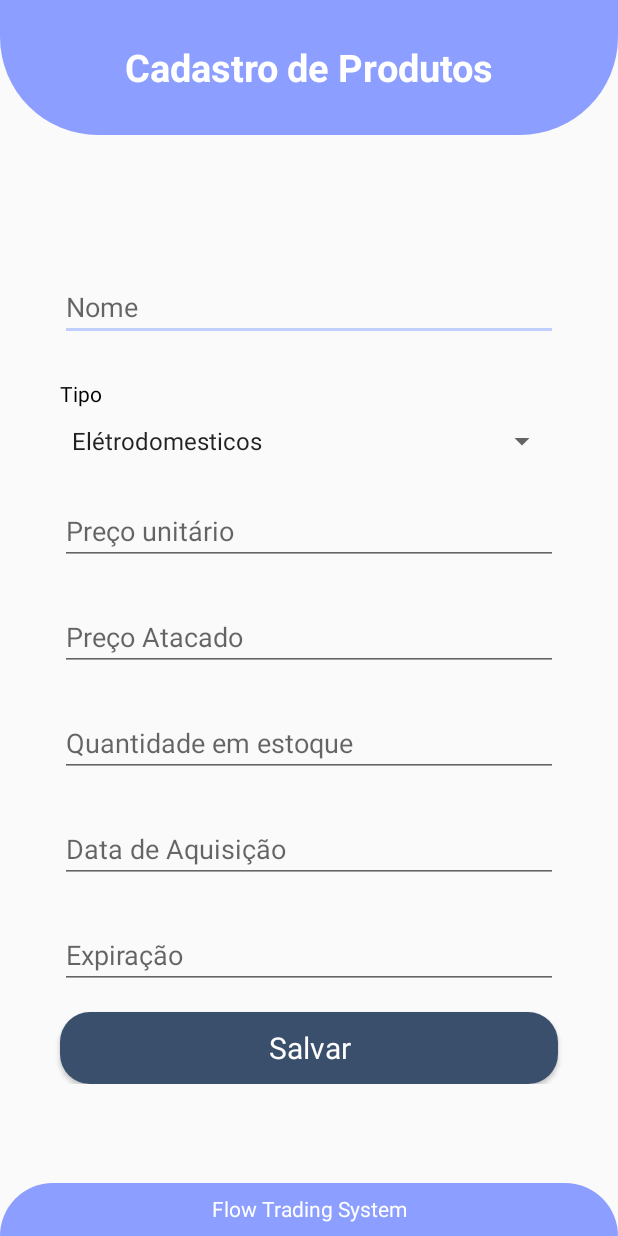
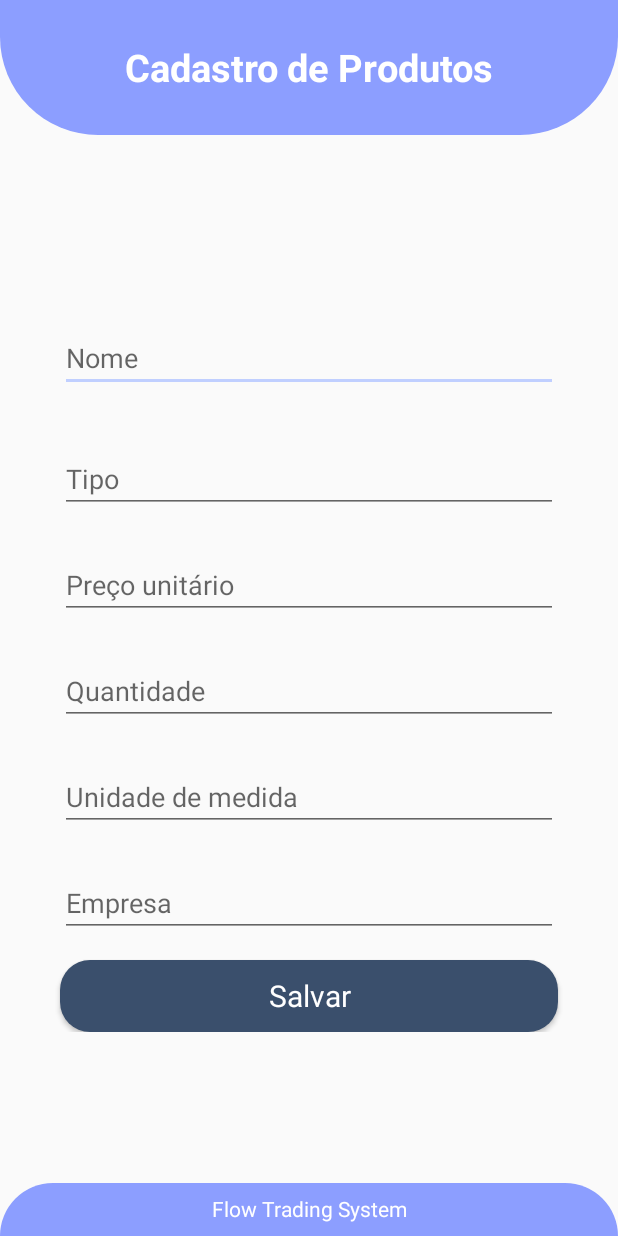
Before and after one commit to lorranasantos/Flow-Trading-System-App, an Android app: the AddNewProductActivity screen opened directly, with no data from a screen before it, on a phone screen of 412 x 824 dp. Run offline under Robolectric (Android 15) with nearby library versions, the phone set to English and light mode, and no system bars.

Commit message:
Novos-arquivos-dev

```diff
--- a/app/src/main/AndroidManifest.xml
+++ b/app/src/main/AndroidManifest.xml
@@ -1,6 +1,8 @@
 <?xml version="1.0" encoding="utf-8"?>
 <manifest xmlns:android="http://schemas.android.com/apk/res/android"
     package="com.example.flowtrandingsystem">
+
+    <uses-permission android:name="android.permission.INTERNET"/>
 
     <application
         android:allowBackup="true"
@@ -9,6 +11,7 @@
         android:debuggable="true"
         android:roundIcon="@mipmap/ic_launcher_round"
         android:supportsRtl="true"
+        android:networkSecurityConfig="@xml/network_security_config"
         android:theme="@style/AppTheme">
         <activity android:name=".gui.SplashActivity">
             <intent-filter>
--- a/app/src/main/java/com/example/flowtrandingsystem/gui/gui/AddNewProductActivity.kt
+++ b/app/src/main/java/com/example/flowtrandingsystem/gui/gui/AddNewProductActivity.kt
@@ -1,14 +1,51 @@
 package com.example.flowtrandingsystem.gui.gui
 
 import android.os.Bundle
+import android.widget.Button
+import android.widget.EditText
 import androidx.appcompat.app.AppCompatActivity
 import com.example.flowtrandingsystem.R
+import com.example.flowtrandingsystem.gui.http.HttpHelper
+import com.example.flowtrandingsystem.gui.model.Produto
+import com.google.gson.Gson
+import org.jetbrains.anko.doAsync
 
 class AddNewProductActivity: AppCompatActivity() {
     override fun onCreate(savedInstanceState: Bundle?) {
         super.onCreate(savedInstanceState)
         setContentView(R.layout.add_products)
+
         supportActionBar!!.hide()
+
+        val buttonGravar = findViewById<Button>(R.id.products_register_button)
+        val editTextNome = findViewById<EditText>(R.id.add_products_name)
+        val editTextQtd = findViewById<EditText>(R.id.add_products_quantity)
+        val editTextCusto = findViewById<EditText>(R.id.add_products_un_price)
+        val editTextUnidade = findViewById<EditText>(R.id.add_products_measurement)
+        val editTextTipo = findViewById<EditText>(R.id.add_products_type)
+        val editTextCompania = findViewById<EditText>(R.id.add_products_companie)
+
+        buttonGravar.setOnClickListener {
+            // Criar um objeto produto
+            val produto = Produto()
+            produto.product_name = editTextNome.text.toString()
+            produto.total_quantity = editTextQtd.text.toString().toInt()
+            produto.cost_per_item = editTextCusto.text.toString().toDouble()
+            produto.unit_of_measurement_id = editTextUnidade.text.toString().toInt()
+            produto.product_type_id = editTextTipo.text.toString().toInt()
+            produto.company_id = editTextCompania.text.toString().toInt()
+
+            // COnverter o produto em json
+            val gson = Gson()
+            val produtoJson = gson.toJson(produto)
+
+            doAsync {
+                val http = HttpHelper()
+                http.post(produtoJson)
+            }
+
+        }
+
     }
 
 }
--- a/app/src/main/res/layout/add_products.xml
+++ b/app/src/main/res/layout/add_products.xml
@@ -57,32 +57,19 @@
                     app:layout_constraintTop_toBottomOf="@+id/manager_register_title" />
 
 
-                <TextView
-                    android:id="@+id/add_products_type_title"
-                    style="@style/hintInputAppearence"
-                    android:layout_width="wrap_content"
-                    android:layout_height="wrap_content"
-                    android:layout_marginLeft="40dp"
-                    android:layout_marginTop="25dp"
-                    android:text="@string/type"
-
-                    app:layout_constraintStart_toStartOf="parent"
-                    app:layout_constraintTop_toBottomOf="@+id/add_products_name" />
-
-                <Spinner
+                <EditText
                     android:id="@+id/add_products_type"
                     android:layout_width="match_parent"
                     android:layout_height="wrap_content"
                     android:layout_marginLeft="40dp"
-                    android:layout_marginTop="10dp"
+                    android:layout_marginTop="35dp"
                     android:layout_marginRight="40dp"
-                    android:entries="@array/products_type"
-                    android:hint="@string/type"
-                    android:inputType="number"
+                    android:hint="Tipo"
+                    android:inputType="textCapWords"
 
                     app:layout_constraintEnd_toEndOf="parent"
                     app:layout_constraintStart_toStartOf="parent"
-                    app:layout_constraintTop_toBottomOf="@+id/add_products_type_title" />
+                    app:layout_constraintTop_toBottomOf="@+id/manager_register_title" />
 
                 <EditText
                     android:id="@+id/add_products_un_price"
@@ -98,19 +85,6 @@
                     app:layout_constraintStart_toStartOf="parent"
                     app:layout_constraintTop_toBottomOf="@+id/add_products_type" />
 
-                <EditText
-                    android:id="@+id/add_products_box_price"
-                    android:layout_width="match_parent"
-                    android:layout_height="wrap_content"
-                    android:layout_marginLeft="40dp"
-                    android:layout_marginTop="25dp"
-                    android:layout_marginRight="40dp"
-                    android:hint="@string/price_all"
-                    android:inputType="number"
-
-                    app:layout_constraintEnd_toEndOf="parent"
-                    app:layout_constraintStart_toStartOf="parent"
-                    app:layout_constraintTop_toBottomOf="@+id/add_products_un_price" />
 
                 <EditText
                     android:id="@+id/add_products_quantity"
@@ -119,7 +93,7 @@
                     android:layout_marginLeft="40dp"
                     android:layout_marginTop="25dp"
                     android:layout_marginRight="40dp"
-                    android:hint="@string/amount_in_inventory"
+                    android:hint="@string/qtd"
                     android:inputType="number"
 
                     app:layout_constraintEnd_toEndOf="parent"
@@ -127,13 +101,13 @@
                     app:layout_constraintTop_toBottomOf="@+id/add_products_box_price" />
 
                 <EditText
-                    android:id="@+id/add_products_acquisition_date"
+                    android:id="@+id/add_products_measurement"
                     android:layout_width="match_parent"
                     android:layout_height="wrap_content"
                     android:layout_marginLeft="40dp"
                     android:layout_marginTop="25dp"
                     android:layout_marginRight="40dp"
-                    android:hint="@string/acquisition_date"
+                    android:hint="@string/unit_of_measurement"
                     android:inputType="date"
 
                     app:layout_constraintEnd_toEndOf="parent"
@@ -141,13 +115,13 @@
                     app:layout_constraintTop_toBottomOf="@+id/add_products_quantity" />
 
                 <EditText
-                    android:id="@+id/add_products_expiration_date"
+                    android:id="@+id/add_products_companie"
                     android:layout_width="match_parent"
                     android:layout_height="wrap_content"
                     android:layout_marginLeft="40dp"
                     android:layout_marginTop="25dp"
                     android:layout_marginRight="40dp"
-                    android:hint="@string/expiration_date"
+                    android:hint="@string/companie"
                     android:inputType="datetime"
 
                     app:layout_constraintEnd_toEndOf="parent"
@@ -155,7 +129,7 @@
                     app:layout_constraintTop_toBottomOf="@+id/add_products_acquisition_date" />
 
                 <Button
-                    android:id="@+id/employees_register_button"
+                    android:id="@+id/products_register_button"
                     android:layout_width="match_parent"
                     android:layout_height="wrap_content"
                     android:layout_marginLeft="40dp"
@@ -166,7 +140,7 @@
                     android:textAppearance="@style/buttonTextAppearence"
                     app:layout_constraintEnd_toEndOf="parent"
                     app:layout_constraintStart_toStartOf="parent"
-                    app:layout_constraintTop_toBottomOf="@id/add_products_expiration_date" />
+                    app:layout_constraintTop_toBottomOf="@id/add_products_companie" />
 
             </LinearLayout>
         </androidx.constraintlayout.widget.ConstraintLayout>
--- a/app/src/main/res/layout/datasheet_activity.xml
+++ b/app/src/main/res/layout/datasheet_activity.xml
@@ -106,7 +106,7 @@ xmlns:app="http://schemas.android.com/apk/res-auto">
             android:id="@+id/acquisition_date_datasheet"
             android:layout_width="wrap_content"
             android:layout_height="40dp"
-            android:text="@string/acquisition_date"
+            android:text="Dara de Aquisição"
             app:layout_constraintTop_toBottomOf="@+id/title_amount_in_inventory_datasheet"
             app:layout_constraintStart_toStartOf="parent"
             android:layout_marginStart="15dp"
--- a/app/src/main/res/layout/holder_inventory_items.xml
+++ b/app/src/main/res/layout/holder_inventory_items.xml
@@ -9,6 +9,7 @@
     android:layout_marginBottom="8dp">
 
     <androidx.constraintlayout.widget.ConstraintLayout
+        android:id="@+id/holder_item_products"
         android:layout_width="match_parent"
         android:layout_height="match_parent"
         android:paddingTop="20dp">
--- a/app/src/main/res/values/strings.xml
+++ b/app/src/main/res/values/strings.xml
@@ -36,8 +36,10 @@
     <string name="price_un">Preço unitário</string>
     <string name="price_all">Preço Atacado</string>
     <string name="amount_in_inventory">Quantidade em estoque</string>
+    <string name="qtd">Quantidade</string>
     <string name="expiration_date">Expiração</string>
-    <string name="acquisition_date">Data de Aquisição</string>
+    <string name="companie">Empresa</string>
+    <string name="unit_of_measurement">Unidade de medida</string>
     <string name="paleparia"><b>Papelaria</b></string>
     <string name="vestuario"><b>Vestuario</b></string>
 
```
Also changed, not shown: app/build.gradle (+10 -0 lines), app/src/main/java/com/example/flowtrandingsystem/gui/adapter/ItensEstoqueAdatpter.kt (+10 -6 lines), app/src/main/java/com/example/flowtrandingsystem/gui/api/ProdutosCall.kt (added, +13 -0 lines), app/src/main/java/com/example/flowtrandingsystem/gui/api/RetrofitApi.kt (added, +18 -0 lines), app/src/main/java/com/example/flowtrandingsystem/gui/gui/InventoryActivity.kt (+41 -12 lines), app/src/main/java/com/example/flowtrandingsystem/gui/http/HttpHelper.kt (added, +55 -0 lines), app/src/main/java/com/example/flowtrandingsystem/gui/model/Produto.kt (added, +17 -0 lines), app/src/main/res/layout/inventory_activity.xml (+0 -23 lines), app/src/main/res/xml/network_security_config.xml (added, +7 -0 lines).
